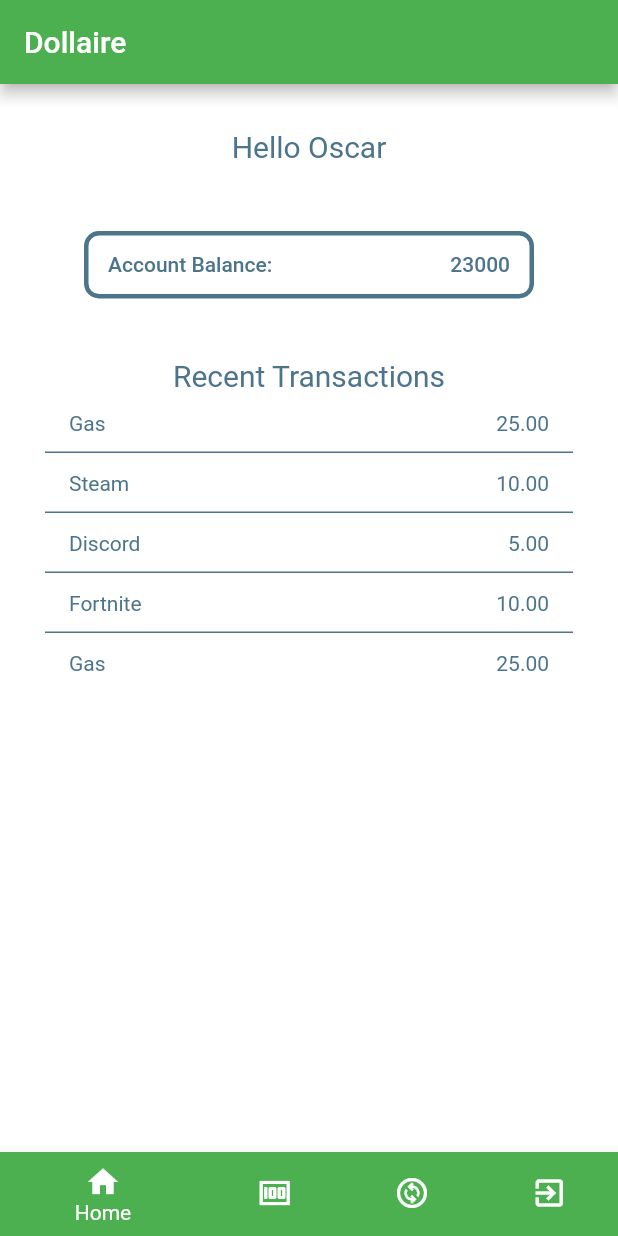
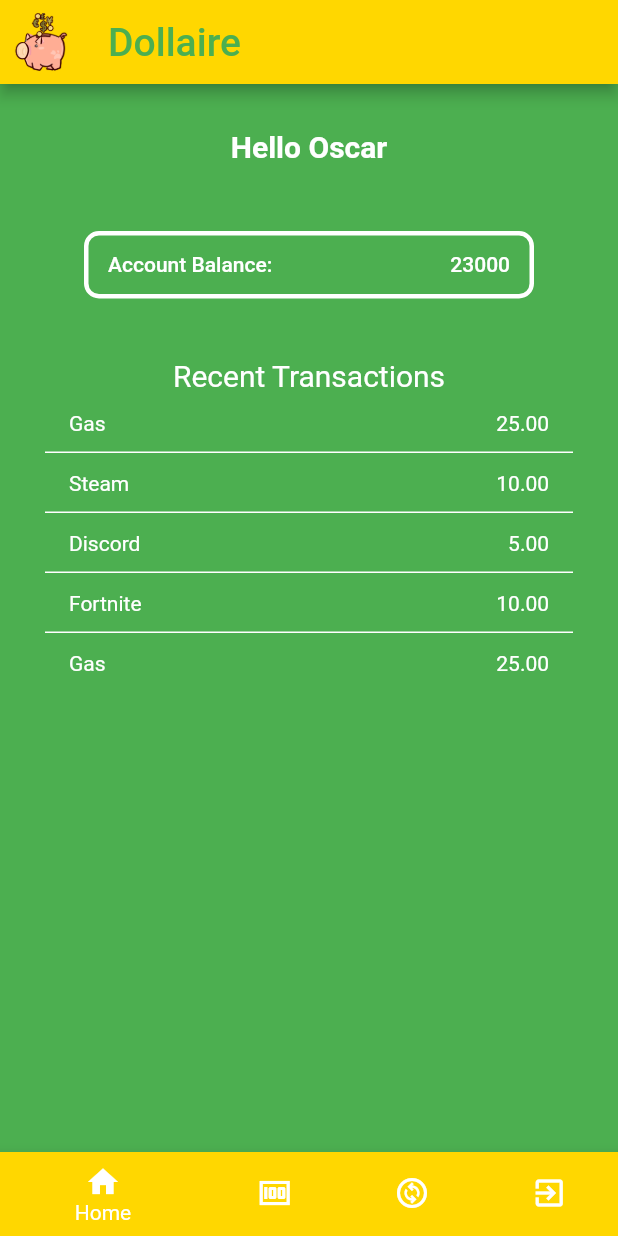
Before and after one commit to dbotello19/SeniorProject, a Flutter app: the screen it shows after launch, after a tap on "Log In", on a phone screen of 412 x 824 dp. Run offline on Flutter 3.47's test engine with Material 2 defaults, Android fonts, the phone set to English and light mode, and no system bars; missing offline and left inert: dart:ffi; Roboto replaces fonts that are missing (Montserrat).

Commit message:
screen changes

```diff
--- a/lib/AccountScreen.dart
+++ b/lib/AccountScreen.dart
@@ -23,16 +23,20 @@ class _AccountScreen extends State<AccountScreen> {
   Widget build(BuildContext context){
     return Scaffold(
        appBar: AppBar(
-        backgroundColor: Colors.green,
+        backgroundColor: Color(0xffFFD700),
+        leading: Padding(
+          padding: const EdgeInsets.all(8.0),
+          child: Image.asset("lib/image/logo.png"),
+        ),
         title: Text('Dollaire',
         textAlign: TextAlign.center,
         style: TextStyle(
-          fontSize: 20,
-          color: Colors.white,
+          fontSize: 26,
+          color: Colors.green,
           ),
         ),
       ),
-      backgroundColor: Colors.white,
+      backgroundColor: Colors.green,
       body: Padding(padding: const EdgeInsets.all(30.0),
       child: Column(
         mainAxisAlignment: MainAxisAlignment.center,
@@ -41,9 +45,9 @@ class _AccountScreen extends State<AccountScreen> {
             textAlign: TextAlign.left,
              style: TextStyle(
                fontFamily: 'Montserrat',
-               fontWeight: FontWeight.w400,
+               fontWeight: FontWeight.bold,
                fontSize: 20,
-               color: Color(0xff4C748B))
+               color: Colors.white)
             ),
             Padding(padding: const EdgeInsets.all(20.0)),
             Container(
@@ -61,7 +65,7 @@ class _AccountScreen extends State<AccountScreen> {
                             "23000",
                             style: TextStyle(
                                           fontFamily: "Montserrat",
-                                          color: Color(0xff4C748B))
+                                          color: Colors.white)
                           ),
                     Row(
                       children: <Widget>[
@@ -71,7 +75,7 @@ class _AccountScreen extends State<AccountScreen> {
                             "Account Balance: ",
                             style: TextStyle(
                                           fontFamily: "Montserrat",
-                                          color: Color(0xff4C748B))
+                                          color: Colors.white)
                             )
                           )
                         ],
@@ -80,7 +84,7 @@ class _AccountScreen extends State<AccountScreen> {
                   ),
                     style: OutlinedButton.styleFrom(
                       side:
-                      BorderSide(width: 3, color: Color(0xff4C748B)),
+                      BorderSide(width: 3, color: Colors.white),
                       shape: new RoundedRectangleBorder(
                         borderRadius: BorderRadius.only(
                         topRight: Radius.circular(10),
@@ -99,7 +103,7 @@ class _AccountScreen extends State<AccountScreen> {
                fontFamily: 'Montserrat',
                fontWeight: FontWeight.w400,
                fontSize: 20,
-               color: Color(0xff4C748B))
+               color: Colors.white)
              ),
             Container(
               child: Expanded(
@@ -116,19 +120,19 @@ class _AccountScreen extends State<AccountScreen> {
                           fontFamily: 'Montserrat',
                                   fontWeight: FontWeight.w400,
                                   fontSize: 14,
-                                  color: Color(0xff4C748B)),),
+                                  color: Colors.white),),
                           trailing: Text(
                             transactions[i][1],
                              style: TextStyle(
                           fontFamily: 'Montserrat',
                                   fontWeight: FontWeight.w400,
                                   fontSize: 14,
-                                  color: Color(0xff4C748B)),)
+                                  color: Colors.white),)
                           );
                   },
                   separatorBuilder: (context, i){
                     return Divider(
-                      color: Color(0xff4C748B),
+                      color: Colors.white,
                       thickness: 1.0,
                       height: 0,
                     );
--- a/lib/Login_Page.dart
+++ b/lib/Login_Page.dart
@@ -31,16 +31,20 @@ class _LoginPageState extends State<LoginPage> {
     return Scaffold(
       appBar: AppBar(
         backgroundColor: Colors.green,
+        leading: Padding(
+          padding: const EdgeInsets.all(8.0),
+          child: Image.asset("lib/image/logo.png"),
+        ),
         title: Text('Dollaire',
         textAlign: TextAlign.center,
         style: TextStyle(
-          fontSize: 20,
-          color: Colors.white,
+          fontSize: 26,
+          color: Color(0xffFFD700),
           ),
         ),
       ),
       backgroundColor: Colors.white,
-      body: Padding(padding: const EdgeInsets.all(8.0),
+      body: Padding(padding: const EdgeInsets.all(6.0),
         child: Column(
           mainAxisAlignment: MainAxisAlignment.center,
           children: <Widget>[
@@ -48,7 +52,8 @@ class _LoginPageState extends State<LoginPage> {
             Text('Welcome',
             textAlign: TextAlign.left,
             style: TextStyle(
-              fontSize: 30
+              fontSize: 30,
+              fontWeight: FontWeight.bold,
               ),
             ),
             Spacer(),
@@ -99,7 +104,7 @@ class _LoginPageState extends State<LoginPage> {
             Spacer(),
             RaisedButton(
               child: Text('Log In'),
-              color: Colors.lightBlue,
+              color: Color(0xffFFD700),
               onPressed: (){
                 setState(() {
                  if(username != "" && password != "")
@@ -109,6 +114,7 @@ class _LoginPageState extends State<LoginPage> {
                 });
               }
             ),
+            Padding(padding: EdgeInsets.fromLTRB(0, 0, 0, 10)),
           ],
         ),
       )
--- a/lib/NavigationScreen.dart
+++ b/lib/NavigationScreen.dart
@@ -1,4 +1,5 @@
 import 'package:flutter/material.dart';
+import 'package:senior_project/EndScreen.dart';
 import 'package:senior_project/Login_Page.dart';
 import 'package:senior_project/SelectCurrencyPage.dart';
 import 'AccountScreen.dart';
@@ -16,7 +17,7 @@ class _NavigationScreen extends State<NavigationScreen> {
     AccountScreen(),
     AccountScreen(),
     SelectCurrencyPage(),
-    LoginPage(),
+    EndScreen(),
   ];
   @override
   Widget build(BuildContext context){
@@ -27,22 +28,22 @@ class _NavigationScreen extends State<NavigationScreen> {
         onTap: (index) =>
           setState(() =>
            currentIndex = index),
-        backgroundColor: Colors.green,
+        backgroundColor: Color(0xffFFD700),
         items: const <BottomNavigationBarItem>[
            BottomNavigationBarItem(
             icon: Icon(Icons.home),
             label: 'Home',
-            backgroundColor: Colors.green,
+            backgroundColor: Color(0xffFFD700),
           ),
           BottomNavigationBarItem(
             icon: Icon(Icons.money),
             label: 'Deposit',
-            backgroundColor: Colors.green
+            backgroundColor: Color(0xffFFD700)
           ),
            BottomNavigationBarItem(
             icon: Icon(Icons.change_circle_outlined),
             label: 'Exchange',
-            backgroundColor: Colors.green
+            backgroundColor: Color(0xffFFD700)
           ),
           BottomNavigationBarItem(
             icon: Icon(Icons.exit_to_app),
--- /dev/null
+++ b/lib/SplashScreen.dart
@@ -0,0 +1,62 @@
+import 'package:flutter/material.dart';
+import 'package:senior_project/Login_Page.dart';
+import 'dart:async';
+
+class SplashScreen extends StatefulWidget {
+  @override
+  _SplashScreenState createState() => _SplashScreenState();
+}
+
+class _SplashScreenState extends State<SplashScreen> {
+  @override
+  void initState() {
+    super.initState();
+    startTime();
+  }
+
+  startTime() async {
+    var duration = Duration(seconds: 5);
+    return Timer(duration, navigateToDeviceScreen);
+  }
+
+  navigateToDeviceScreen() {
+    Navigator.pushReplacement(
+        context, MaterialPageRoute(builder: (context) => LoginPage()));
+  }
+
+  @override
+  Widget build(BuildContext context) {
+    return Scaffold(
+      backgroundColor: Colors.green,
+      body: Center(
+        child: Column(
+          mainAxisAlignment: MainAxisAlignment.center,
+          children: [Text("Welcome to",
+          style: TextStyle(
+            fontFamily: "Norwester",
+            fontStyle: FontStyle.normal,
+            fontWeight: FontWeight.bold,
+            fontSize: 48,
+            color: Color(0xffFFD700)
+          ),
+          ),Text("Dollaire",
+          style: TextStyle(
+            fontFamily: "Kollektif",
+            fontStyle: FontStyle.normal,
+            fontWeight: FontWeight.bold,
+            fontSize: 48,
+            color: Color(0xffFFD700))),
+          Container(
+            width: 150,
+            height: 150,
+            decoration: BoxDecoration(
+              image: DecorationImage(
+                image: AssetImage("lib/image/logo.png"),
+                fit: BoxFit.contain,
+              ),
+          )),],
+        ),
+      ),
+    );
+  }
+}
--- a/lib/main.dart
+++ b/lib/main.dart
@@ -3,6 +3,7 @@ import 'package:senior_project/AccountScreen.dart';
 import 'package:senior_project/ConvertPage.dart';
 import 'package:senior_project/NewAccountPage.dart';
 import 'package:senior_project/SelectCurrencyPage.dart';
+import 'package:senior_project/SplashScreen.dart';
 import 'Login_Page.dart';
 
 void main() {
@@ -27,7 +28,7 @@ class MyApp extends StatelessWidget {
         // is not restarted.
         primarySwatch: Colors.blue,
       ),
-      home: LoginPage(),
+      home: SplashScreen(),
     );
   }
 }
--- a/pubspec.yaml
+++ b/pubspec.yaml
@@ -39,6 +39,9 @@ dev_dependencies:
 
 # The following section is specific to Flutter.
 flutter:
+  assets:
+    - lib/image/logo.jpg
+    - lib/image/logo.png
 
   # The following line ensures that the Material Icons font is
   # included with your application, so that you can use the icons in
```
Also changed, not shown: lib/EndScreen.dart (added, +60 -0 lines), lib/image/logo.jpg (added), lib/image/logo.png (added), 1 other file.
